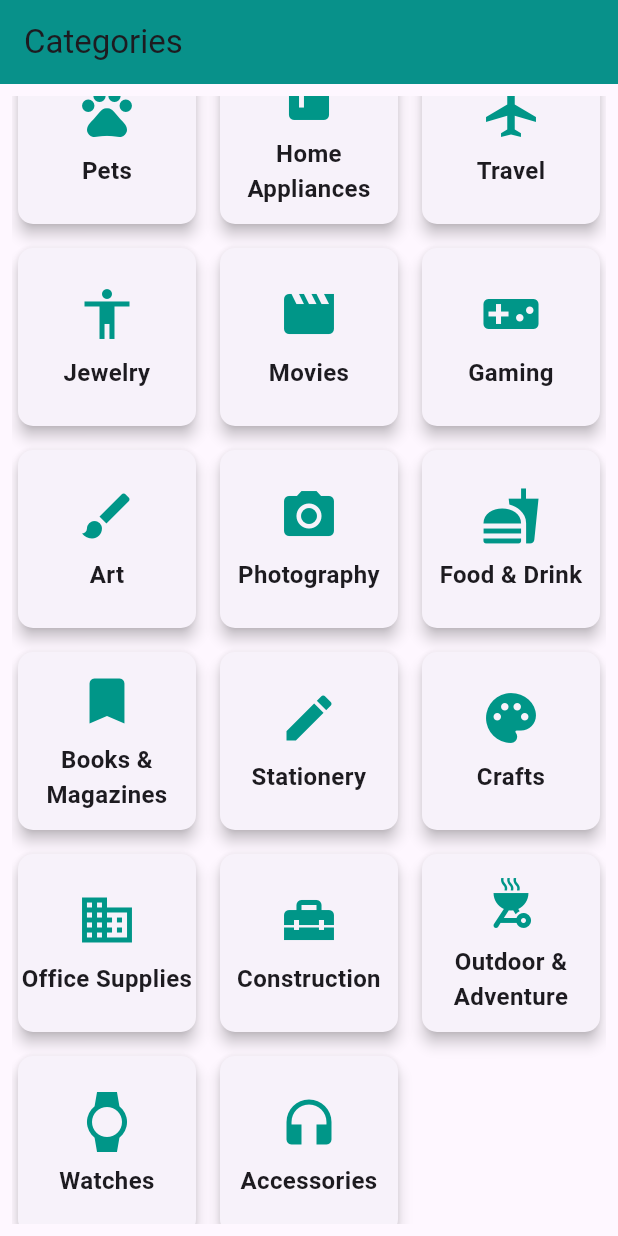
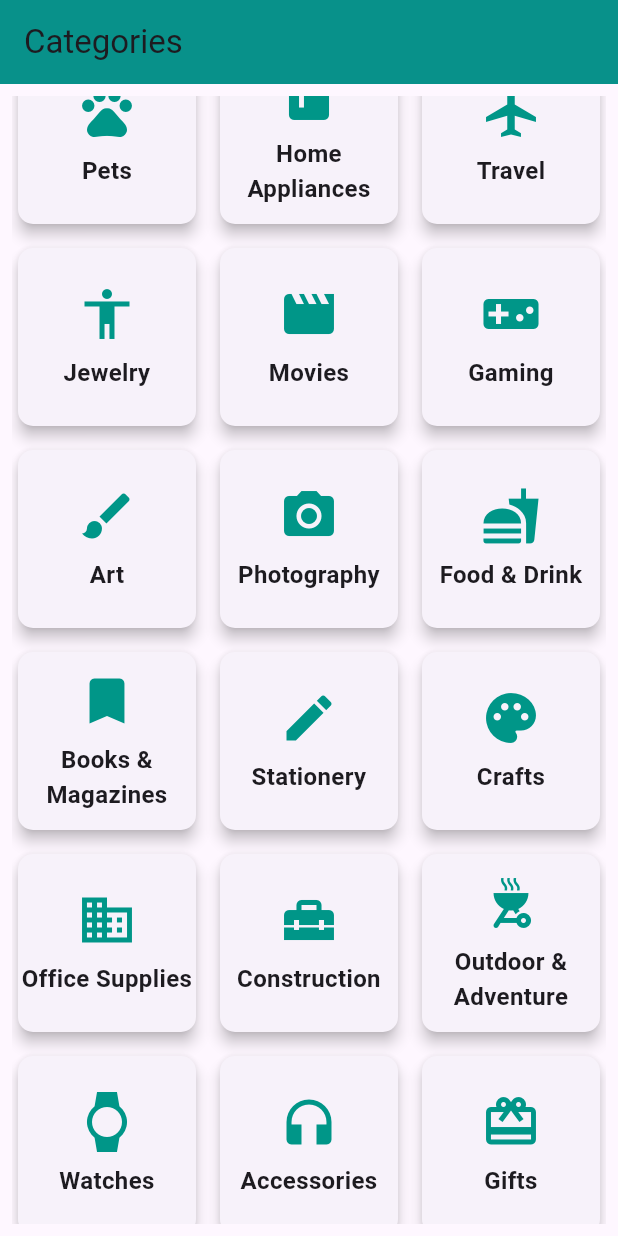
Before and after one commit to zegment-datalabs/VAN-App, a Flutter app: the CategoryPage screen opened directly, scrolled down 576 dp, on a phone screen of 412 x 824 dp. Run offline on Flutter 3.47's test engine with Material 3 defaults, Android fonts, the phone set to English and light mode, and no system bars; our stand-ins replace cloud_firestore, firebase_auth, firebase_core, firebase_storage, image_picker; accounts and stored records are empty.

Commit message:
add more items in categorypage

```diff
--- a/lib/category/categorypage.dart
+++ b/lib/category/categorypage.dart
@@ -36,6 +36,8 @@ class CategoryPage extends StatelessWidget {
       {'title': 'Outdoor & Adventure', 'icon': Icons.outdoor_grill},
       {'title': 'Watches', 'icon': Icons.watch},
       {'title': 'Accessories', 'icon': Icons.headphones},
+      {'title': 'Gifts', 'icon': Icons.card_giftcard},
+
 
     ];
 
```
